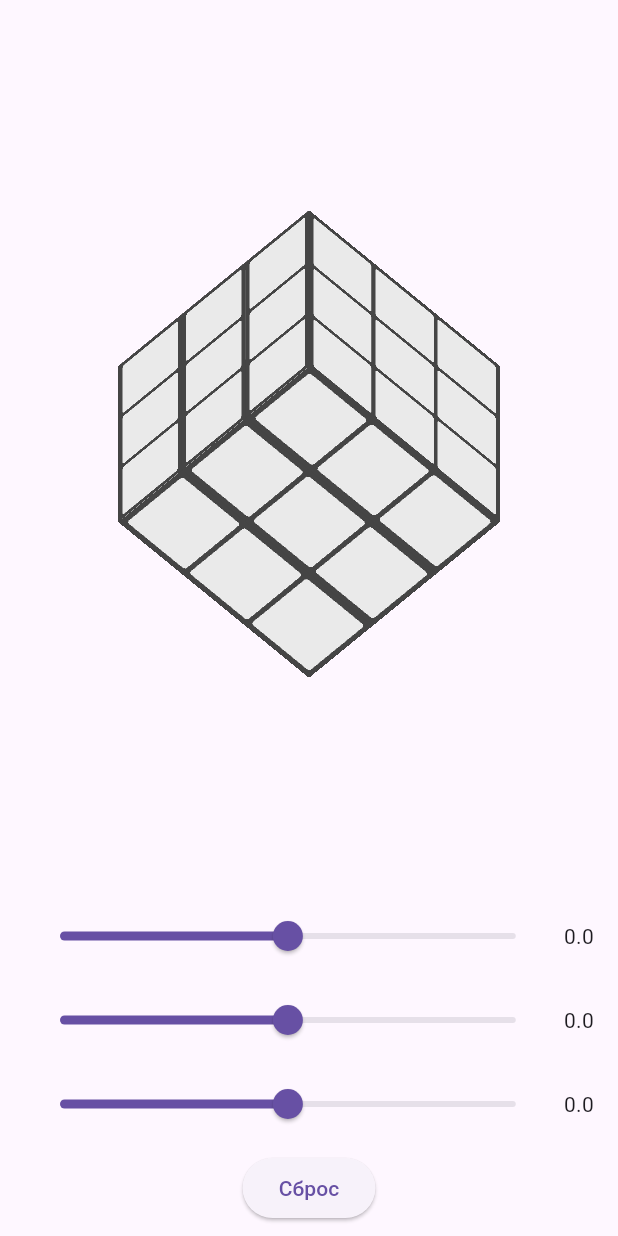
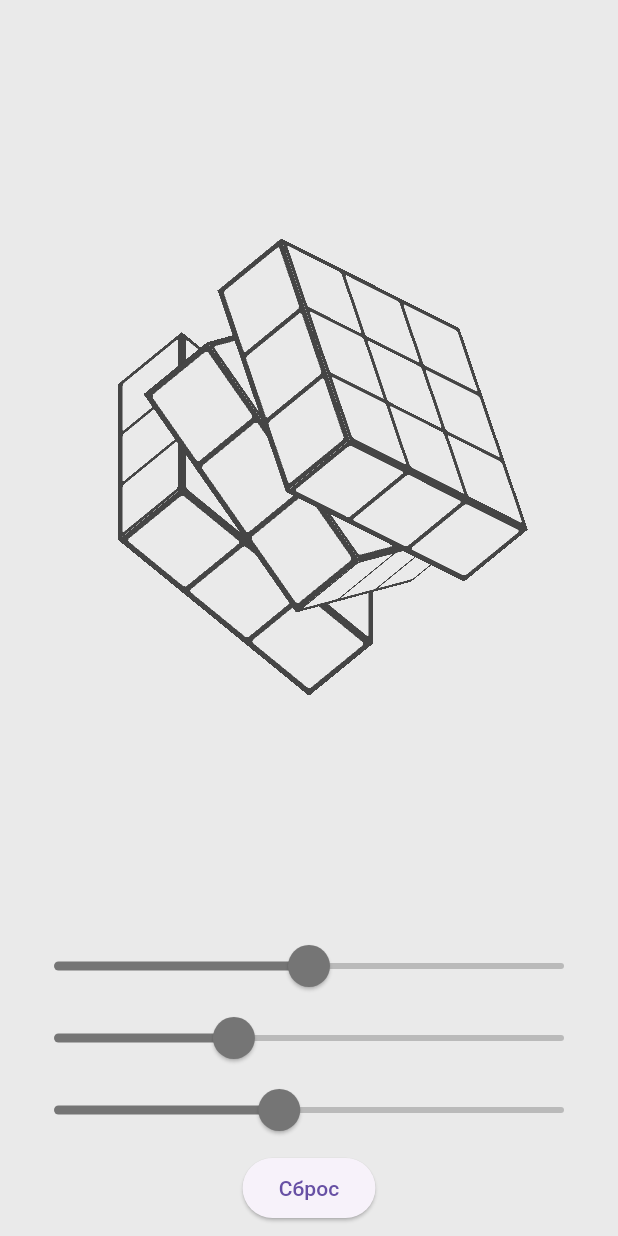
Before and after one commit to chagin0leg/cube, a Flutter app: the screen it shows after launch, after a tap on "Сброс", on a phone screen of 412 x 824 dp. Run offline on Flutter 3.47's test engine with Material 3 defaults, Android fonts, the phone set to English and light mode, and no system bars.

Commit message:
feat: Customizing the app theme and improving the slider
- added application theme setting with background color
- the debugging banner is disabled
- the rotation angles for parallelepipeds have been changed
- improved the appearance of the slider with style settings and removed unnecessary margins

```diff
--- a/lib/main.dart
+++ b/lib/main.dart
@@ -6,7 +6,13 @@ import 'dart:async';
 
 // Размеры параллелепипеда (3:3:1)
 const double w = 180, h = 180, d = 60;
-void main() => runApp(const MaterialApp(home: ParallelepipedsApp()));
+void main() => runApp(
+  MaterialApp(
+    home: ParallelepipedsApp(),
+    debugShowCheckedModeBanner: false,
+    theme: ThemeData(scaffoldBackgroundColor: Color(0xFFEAEAEA)),
+  ),
+);
 
 class ParallelepipedsApp extends StatefulWidget {
   const ParallelepipedsApp({super.key});
@@ -76,8 +82,8 @@ class _ParallelepipedsAppState extends State<ParallelepipedsApp> {
       cubes[1].moveZ = 0;
       cubes[2].moveZ = d;
       cubes[0].rotateZ = 0;
-      cubes[1].rotateZ = 0;
-      cubes[2].rotateZ = 0;
+      cubes[1].rotateZ = -53;
+      cubes[2].rotateZ = -21;
     });
   }
 
@@ -133,21 +139,24 @@ class _ParallelepipedsAppState extends State<ParallelepipedsApp> {
     );
   }
 
-  Widget _buildSlider(double value, ValueChanged<double> onChanged) => Row(
-    children: [
-      Expanded(
-        child: Slider(
-          value: value,
-          min: -180,
-          max: 180,
-          divisions: 360 ~/ 5,
-          onChanged: (v) => onChanged(v),
+  Widget _buildSlider(double value, ValueChanged<double> onChanged) =>
+      SliderTheme(
+        data: SliderTheme.of(context).copyWith(
+          trackHeight: 4,
+          activeTrackColor: const Color(0xFF757575),
+          inactiveTrackColor: const Color(0xFFBABABA),
+          thumbColor: const Color(0xFF757575),
+          overlayColor: const Color(0x00BABABA),
+          thumbShape: const RoundSliderThumbShape(enabledThumbRadius: 14),
+          overlayShape: const RoundSliderOverlayShape(overlayRadius: 20),
+          tickMarkShape: SliderTickMarkShape.noTickMark,
+          valueIndicatorShape: SliderComponentShape.noOverlay,
+          showValueIndicator: ShowValueIndicator.never,
+          // Убираем лишние отступы
+          trackShape: const RoundedRectSliderTrackShape(),
         ),
-      ),
-      SizedBox(width: 8),
-      Text(value.toStringAsFixed(1)),
-    ],
-  );
+        child: Slider(value: value, min: -180, max: 180, onChanged: onChanged),
+      );
 }
 
 class ParallelepipedsPainter extends CustomPainter {
```
